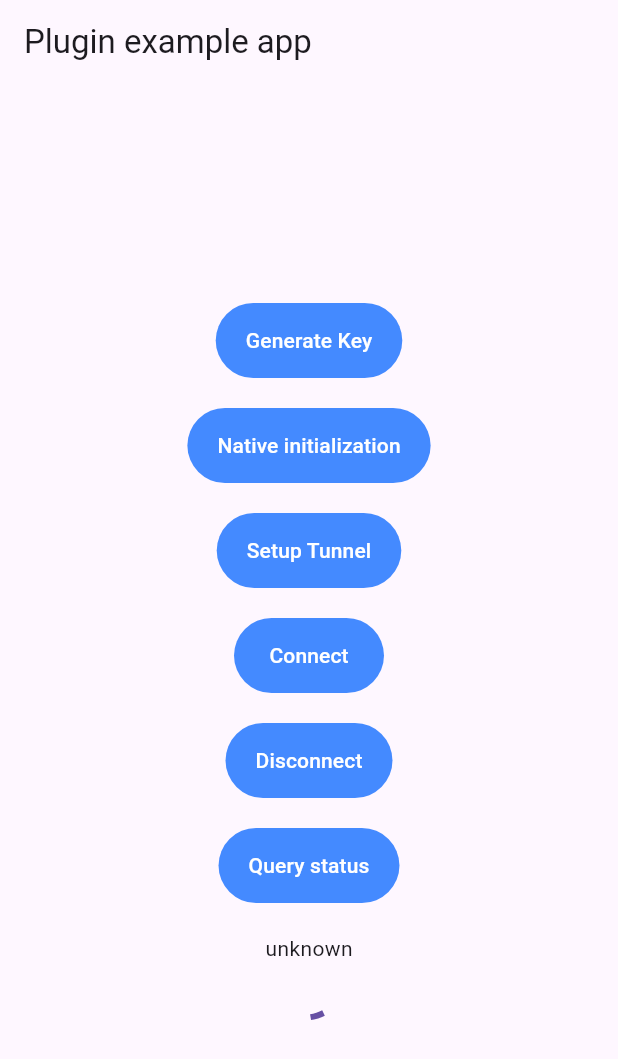
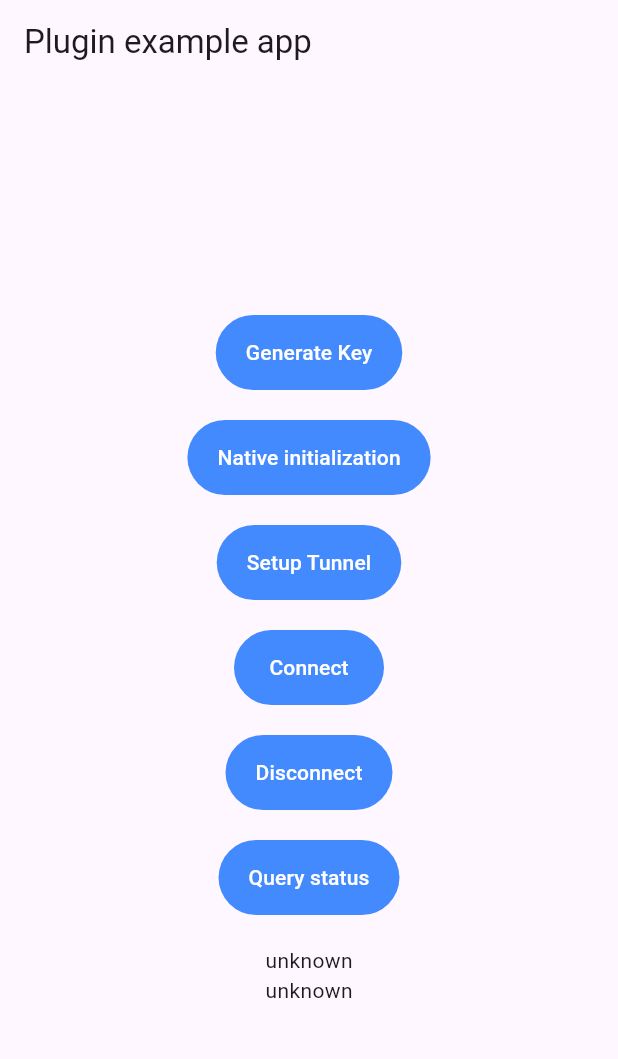
Before and after one commit to mysteriumnetwork/wireguard_dart, a Flutter app: the screen it shows after launch, on a phone screen of 412 x 824 dp. Shown: the top 1059 px of the screen. Run offline on Flutter 3.47's test engine with Material 3 defaults, Android fonts, the phone set to English and light mode, and no system bars; our stand-ins replace plugin_platform_interface.

Commit message:
Return plain status string in status() and statusStream() instead of a map

```diff
--- a/example/lib/main.dart
+++ b/example/lib/main.dart
@@ -41,10 +41,12 @@ class _MyAppState extends State<MyApp> {
   String _platformVersion = 'Unknown';
   final _wireguardDartPlugin = WireguardDart();
   ConnectionStatus _status = ConnectionStatus.unknown;
+  late Stream<ConnectionStatus> _statusStream;
 
   @override
   void initState() {
     super.initState();
+    _statusStream = _wireguardDartPlugin.statusStream();
     initPlatformState();
   }
 
@@ -229,12 +231,13 @@ class _MyAppState extends State<MyApp> {
               ),
               const SizedBox(height: 20),
               Text(_status.name),
-              StreamBuilder(
-                  stream: _wireguardDartPlugin.onStatusChanged(),
-                  builder: (BuildContext context, AsyncSnapshot<ConnectionStatusChanged> snapshot) {
+              StreamBuilder<ConnectionStatus>(
+                  initialData: ConnectionStatus.unknown,
+                  stream: _statusStream,
+                  builder: (BuildContext context, AsyncSnapshot<ConnectionStatus> snapshot) {
                     // Check if the snapshot has data and is a map containing the 'status' key
                     if (snapshot.hasData) {
-                      return Text(snapshot.data!.status.name);
+                      return Text(snapshot.data!.name);
                     }
                     return const CircularProgressIndicator();
                   }),
--- a/lib/wireguard_dart.dart
+++ b/lib/wireguard_dart.dart
@@ -28,7 +28,7 @@ class WireguardDart {
     return WireguardDartPlatform.instance.status();
   }
 
-  Stream<ConnectionStatusChanged> onStatusChanged() {
-    return WireguardDartPlatform.instance.onStatusChanged();
+  Stream<ConnectionStatus> statusStream() {
+    return WireguardDartPlatform.instance.statusStream();
   }
 }
--- a/lib/wireguard_dart_platform_interface.dart
+++ b/lib/wireguard_dart_platform_interface.dart
@@ -49,7 +49,7 @@ abstract class WireguardDartPlatform extends PlatformInterface {
     throw UnimplementedError('status() has not been implemented');
   }
 
-  Stream<ConnectionStatusChanged> onStatusChanged() {
-    throw UnimplementedError('onStatusChanged() has not been implemented');
+  Stream<ConnectionStatus> statusStream() {
+    throw UnimplementedError('statusStream() has not been implemented');
   }
 }
```
Also changed, not shown: lib/wireguard_dart_method_channel.dart (+4 -11 lines), 2 other files.
